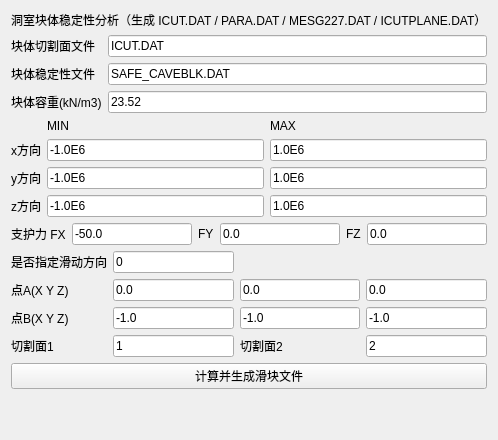
This is plugins/Base_Slover/CaveBlockStabilityWidget.ui in asd977/base_cae as Qt 5 draws it before an edit. The edited form follows.
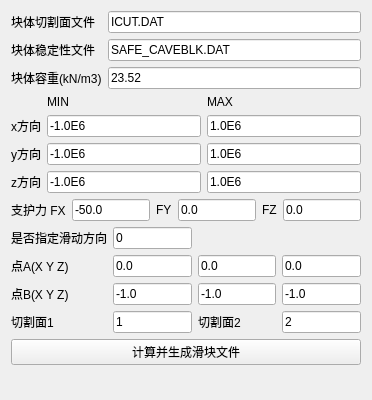
This is the edited form.

```diff
--- a/plugins/Base_Slover/CaveBlockStabilityWidget.ui
+++ b/plugins/Base_Slover/CaveBlockStabilityWidget.ui
@@ -2,14 +2,15 @@
 <ui version="4.0">
  <class>CaveBlockStabilityWidget</class>
  <widget class="QWidget" name="CaveBlockStabilityWidget">
+  <property name="geometry">
+   <rect>
+    <x>0</x>
+    <y>0</y>
+    <width>372</width>
+    <height>400</height>
+   </rect>
+  </property>
   <layout class="QVBoxLayout" name="verticalLayout">
-   <item>
-    <widget class="QLabel" name="titleLabel">
-     <property name="text">
-      <string>洞室块体稳定性分析（生成 ICUT.DAT / PARA.DAT / MESG227.DAT / ICUTPLANE.DAT）</string>
-     </property>
-    </widget>
-   </item>
    <item>
     <layout class="QFormLayout" name="fileFormLayout">
      <item row="0" column="0"><widget class="QLabel" name="labelIcut"><property name="text"><string>块体切割面文件</string></property></widget></item>
```
Left out of the diff: 307 changed lines with no effect on the pictures.
